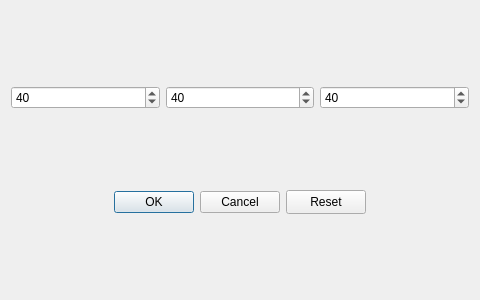
Old version of the form source/dialog.ui in the repository raphaelramosds/sculptor.
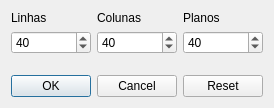
New version of the form.

Commit message: feat: new dialog box

Diff of the .ui file:
```diff
--- a/source/dialog.ui
+++ b/source/dialog.ui
@@ -6,20 +6,14 @@
    <rect>
     <x>0</x>
     <y>0</y>
-    <width>480</width>
-    <height>300</height>
+    <width>259</width>
+    <height>108</height>
    </rect>
   </property>
-  <property name="minimumSize">
-   <size>
-    <width>480</width>
-    <height>300</height>
-   </size>
-  </property>
   <property name="maximumSize">
    <size>
-    <width>480</width>
-    <height>300</height>
+    <width>259</width>
+    <height>120</height>
    </size>
   </property>
   <property name="windowTitle">
@@ -31,11 +25,30 @@
   <property name="modal">
    <bool>false</bool>
   </property>
-  <layout class="QVBoxLayout" name="verticalLayout">
+  <layout class="QVBoxLayout" name="verticalLayout_5">
+   <item>
+    <layout class="QVBoxLayout" name="verticalLayout_4">
+     <item>
+      <layout class="QHBoxLayout" name="horizontalLayout_3">
    <item>
     <layout class="QHBoxLayout" name="horizontalLayout">
      <item>
+          <layout class="QVBoxLayout" name="verticalLayout">
+           <item>
+            <widget class="QLabel" name="label">
+             <property name="text">
+              <string>Linhas</string>
+             </property>
+            </widget>
+           </item>
+           <item>
       <widget class="QSpinBox" name="spinBoxX">
+             <property name="minimumSize">
+              <size>
+               <width>60</width>
+               <height>0</height>
+              </size>
+             </property>
        <property name="minimum">
         <number>1</number>
        </property>
@@ -44,11 +57,28 @@
        </property>
        <property name="value">
         <number>40</number>
+             </property>
+            </widget>
+           </item>
+          </layout>
+         </item>
+         <item>
+          <layout class="QVBoxLayout" name="verticalLayout_2">
+           <item>
+            <widget class="QLabel" name="label_2">
+             <property name="text">
+              <string>Colunas</string>
        </property>
       </widget>
      </item>
      <item>
       <widget class="QSpinBox" name="spinBoxY">
+             <property name="minimumSize">
+              <size>
+               <width>60</width>
+               <height>0</height>
+              </size>
+             </property>
        <property name="minimum">
         <number>1</number>
        </property>
@@ -57,11 +87,28 @@
        </property>
        <property name="value">
         <number>40</number>
+             </property>
+            </widget>
+           </item>
+          </layout>
+         </item>
+         <item>
+          <layout class="QVBoxLayout" name="verticalLayout_3">
+           <item>
+            <widget class="QLabel" name="label_3">
+             <property name="text">
+              <string>Planos</string>
        </property>
       </widget>
      </item>
      <item>
       <widget class="QSpinBox" name="spinBoxZ">
+             <property name="minimumSize">
+              <size>
+               <width>60</width>
+               <height>0</height>
+              </size>
+             </property>
        <property name="minimum">
         <number>1</number>
        </property>
@@ -71,22 +118,26 @@
       </widget>
      </item>
     </layout>
+         </item>
+        </layout>
+       </item>
+      </layout>
+     </item>
+     <item>
+      <spacer name="verticalSpacer">
+       <property name="orientation">
+        <enum>Qt::Vertical</enum>
+       </property>
+       <property name="sizeHint" stdset="0">
+        <size>
+         <width>20</width>
+         <height>40</height>
+        </size>
+       </property>
+      </spacer>
    </item>
    <item>
     <layout class="QHBoxLayout" name="horizontalLayout_2">
-     <item>
-      <spacer name="horizontalSpacer_2">
-       <property name="orientation">
-        <enum>Qt::Horizontal</enum>
-       </property>
-       <property name="sizeHint" stdset="0">
-        <size>
-         <width>40</width>
-         <height>20</height>
-        </size>
-       </property>
-      </spacer>
-     </item>
      <item>
       <widget class="QDialogButtonBox" name="buttonBox">
        <property name="orientation">
@@ -119,18 +170,7 @@
        </property>
       </widget>
      </item>
-     <item>
-      <spacer name="horizontalSpacer">
-       <property name="orientation">
-        <enum>Qt::Horizontal</enum>
-       </property>
-       <property name="sizeHint" stdset="0">
-        <size>
-         <width>40</width>
-         <height>20</height>
-        </size>
-       </property>
-      </spacer>
+      </layout>
      </item>
     </layout>
    </item>
```
Lines whose indentation alone changed are shown as unchanged. The commit also changes 6 other files.
